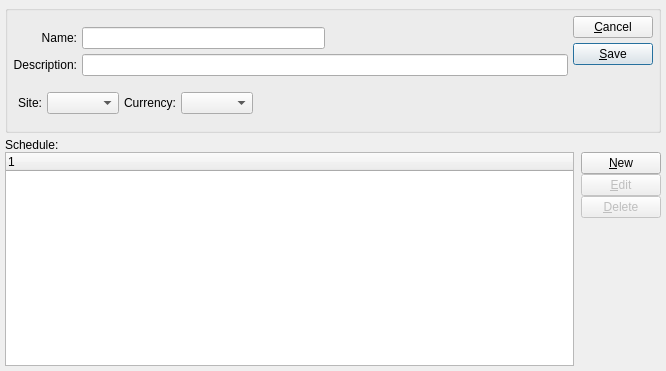
Above: guiclient/itemPricingSchedule.ui from Pegasus-RPG/xtuple-client before the change. Below: the same form after it.
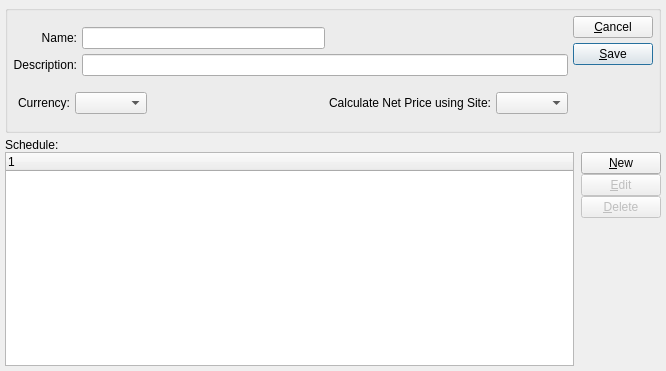
That is the form after the change. Custom widgets are drawn as their Qt base class.

Commit message: Issue #21499:change _warehouseLit to avoid confusion

```diff
--- a/guiclient/itemPricingSchedule.ui
+++ b/guiclient/itemPricingSchedule.ui
@@ -139,19 +139,6 @@
             <item>
              <widget class="DateCluster" name="_dates"/>
             </item>
-            <item>
-             <widget class="QLabel" name="_warehouseLit">
-              <property name="text">
-               <string>Site:</string>
-              </property>
-              <property name="alignment">
-               <set>Qt::AlignRight|Qt::AlignTrailing|Qt::AlignVCenter</set>
-              </property>
-             </widget>
-            </item>
-            <item>
-             <widget class="WComboBox" name="_warehouse"/>
-            </item>
             <item>
              <layout class="QVBoxLayout">
               <property name="spacing">
@@ -195,6 +182,19 @@
               </item>
              </layout>
             </item>
+            <item>
+             <widget class="QLabel" name="_warehouseLit">
+              <property name="text">
+               <string>Calculate Net Price using Site:</string>
+              </property>
+              <property name="alignment">
+               <set>Qt::AlignRight|Qt::AlignTrailing|Qt::AlignVCenter</set>
+              </property>
+             </widget>
+            </item>
+            <item>
+             <widget class="WComboBox" name="_warehouse"/>
+            </item>
            </layout>
           </item>
          </layout>
```
Left out of the diff: 1 changed line with no effect on the pictures.
